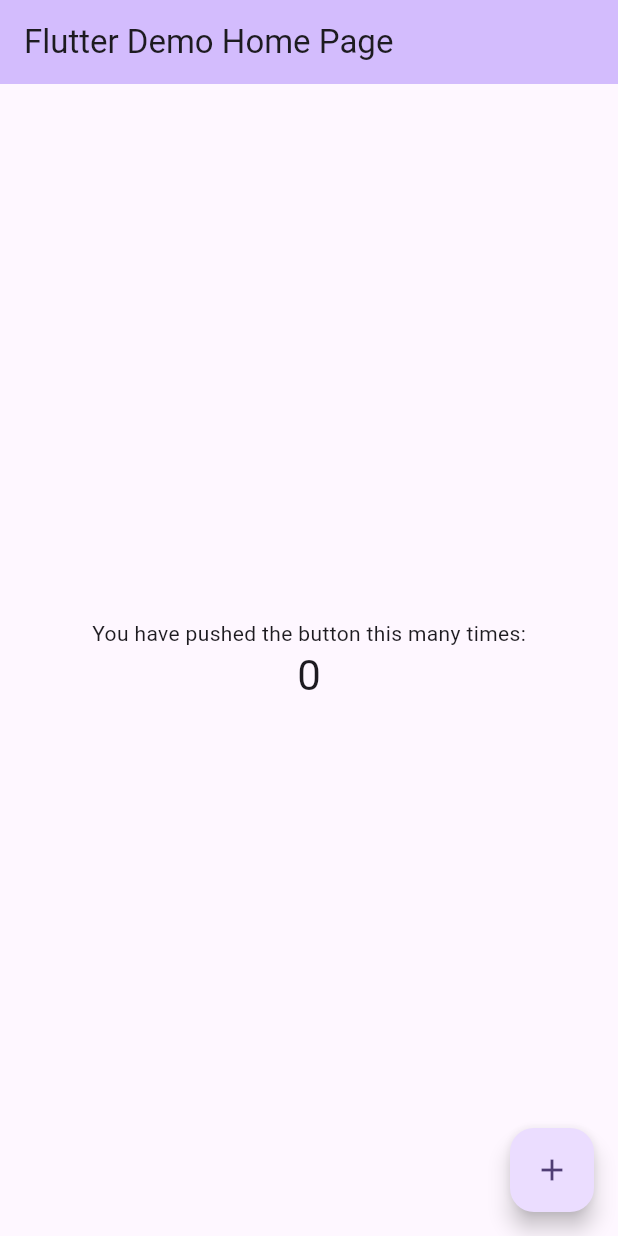
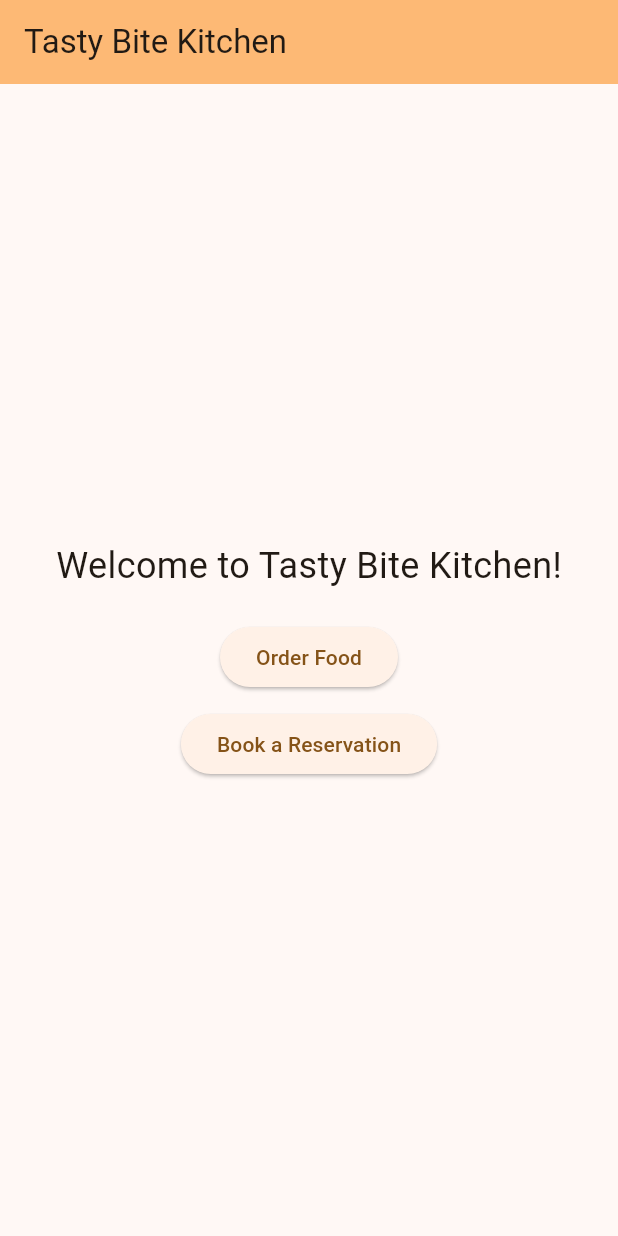
Before and after one commit to could-ai/019a1fa0-869a-78be-b5c0-f837f5e1d310, a Flutter app: the screen it shows after launch, on a phone screen of 412 x 824 dp. Run offline on Flutter 3.47's test engine with Material 3 defaults, Android fonts, the phone set to English and light mode, and no system bars.

Commit message:
Updated the README.md file to reflect the new application name "Tasty Bite Kitchen" and its description. The previous placeholder name was replaced, and the description now accurately reflects the app's purpose of ordering food and booking reservations.; Modified the pubspec.yaml file to set the application's name to "tasty_bite_kitchen" and updated the description to "An app that can order food and book reservations." This change ensures the project is correctly identified and described within the Flutter ecosystem.; Replaced the default counter application with a new home page for "Tasty Bite Kitchen". The updated UI now displays a welcome message and includes buttons for "Order Food" and "Book a Reservation," aligning the app's initial screen with its core functionalities. The theme color has been changed to orange to better suit a food-related application.; Updated the web/index.html file to change the application title and metadata. The HTML title, description, and apple-mobile-web-app-title have all been set to "Tasty Bite Kitchen" to ensure the web version of the app displays the correct branding and information.

```diff
--- a/usr/lib/main.dart
+++ b/usr/lib/main.dart
@@ -7,114 +7,55 @@ void main() {
 class MyApp extends StatelessWidget {
   const MyApp({super.key});
 
-  // This widget is the root of your application.
   @override
   Widget build(BuildContext context) {
     return MaterialApp(
-      title: 'Flutter Demo',
+      title: 'Tasty Bite Kitchen',
       debugShowCheckedModeBanner: false,
       theme: ThemeData(
-        // This is the theme of your application.
-        //
-        // TRY THIS: Try running your application with "flutter run". You'll see
-        // the application has a purple toolbar. Then, without quitting the app,
-        // try changing the seedColor in the colorScheme below to Colors.green
-        // and then invoke "hot reload" (save your changes or press the "hot
-        // reload" button in a Flutter-supported IDE, or press "r" if you used
-        // the command line to start the app).
-        //
-        // Notice that the counter didn't reset back to zero; the application
-        // state is not lost during the reload. To reset the state, use hot
-        // restart instead.
-        //
-        // This works for code too, not just values: Most code changes can be
-        // tested with just a hot reload.
-        colorScheme: ColorScheme.fromSeed(seedColor: Colors.deepPurple),
+        colorScheme: ColorScheme.fromSeed(seedColor: Colors.orange),
+        useMaterial3: true,
       ),
-      home: const MyHomePage(title: 'Flutter Demo Home Page'),
+      home: const HomePage(),
     );
   }
 }
 
-class MyHomePage extends StatefulWidget {
-  const MyHomePage({super.key, required this.title});
-
-  // This widget is the home page of your application. It is stateful, meaning
-  // that it has a State object (defined below) that contains fields that affect
-  // how it looks.
-
-  // This class is the configuration for the state. It holds the values (in this
-  // case the title) provided by the parent (in this case the App widget) and
-  // used by the build method of the State. Fields in a Widget subclass are
-  // always marked "final".
-
-  final String title;
-
-  @override
-  State<MyHomePage> createState() => _MyHomePageState();
-}
-
-class _MyHomePageState extends State<MyHomePage> {
-  int _counter = 0;
-
-  void _incrementCounter() {
-    setState(() {
-      // This call to setState tells the Flutter framework that something has
-      // changed in this State, which causes it to rerun the build method below
-      // so that the display can reflect the updated values. If we changed
-      // _counter without calling setState(), then the build method would not be
-      // called again, and so nothing would appear to happen.
-      _counter++;
-    });
-  }
+class HomePage extends StatelessWidget {
+  const HomePage({super.key});
 
   @override
   Widget build(BuildContext context) {
-    // This method is rerun every time setState is called, for instance as done
-    // by the _incrementCounter method above.
-    //
-    // The Flutter framework has been optimized to make rerunning build methods
-    // fast, so that you can just rebuild anything that needs updating rather
-    // than having to individually change instances of widgets.
     return Scaffold(
       appBar: AppBar(
-        // TRY THIS: Try changing the color here to a specific color (to
-        // Colors.amber, perhaps?) and trigger a hot reload to see the AppBar
-        // change color while the other colors stay the same.
+        title: const Text('Tasty Bite Kitchen'),
         backgroundColor: Theme.of(context).colorScheme.inversePrimary,
-        // Here we take the value from the MyHomePage object that was created by
-        // the App.build method, and use it to set our appbar title.
-        title: Text(widget.title),
       ),
       body: Center(
-        // Center is a layout widget. It takes a single child and positions it
-        // in the middle of the parent.
         child: Column(
-          // Column is also a layout widget. It takes a list of children and
-          // arranges them vertically. By default, it sizes itself to fit its
-          // children horizontally, and tries to be as tall as its parent.
-          //
-          // Column has various properties to control how it sizes itself and
-          // how it positions its children. Here we use mainAxisAlignment to
-          // center the children vertically; the main axis here is the vertical
-          // axis because Columns are vertical (the cross axis would be
-          // horizontal).
-          //
-          // TRY THIS: Invoke "debug painting" (choose the "Toggle Debug Paint"
-          // action in the IDE, or press "p" in the console), to see the
-          // wireframe for each widget.
           mainAxisAlignment: MainAxisAlignment.center,
           children: <Widget>[
-            const Text('You have pushed the button this many times:'),
-            Text('$_counter', style: Theme.of(context).textTheme.headlineMedium),
+            const Text(
+              'Welcome to Tasty Bite Kitchen!',
+              style: TextStyle(fontSize: 24),
+            ),
+            const SizedBox(height: 20),
+            ElevatedButton(
+              onPressed: () {
+                // Navigate to order food page
+              },
+              child: const Text('Order Food'),
+            ),
+            const SizedBox(height: 10),
+            ElevatedButton(
+              onPressed: () {
+                // Navigate to book reservation page
+              },
+              child: const Text('Book a Reservation'),
+            ),
           ],
         ),
       ),
-      floatingActionButton: FloatingActionButton(
-        onPressed: _incrementCounter,
-        tooltip: 'Increment',
-        child: const Icon(Icons.add),
-      ), // This trailing comma makes auto-formatting nicer for build methods.
     );
   }
 }
```
Also changed, not shown: usr/pubspec.yaml (+3 -72 lines), 2 other files.
